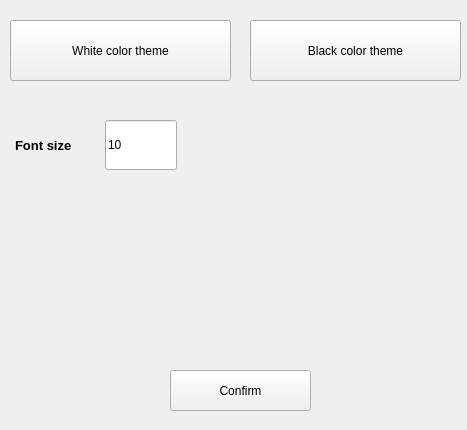
The window that settings.ui (jestsi/Info-of-file-g) describes before a commit, drawn with Qt 5.
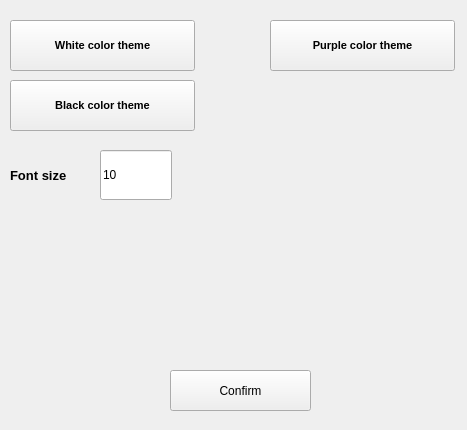
The same window after the commit.

Commit message: add purple theme and optimize

The edit to the form file:
```diff
--- a/settings.ui
+++ b/settings.ui
@@ -33,10 +33,17 @@
     <rect>
      <x>10</x>
      <y>20</y>
-     <width>221</width>
-     <height>61</height>
+     <width>185</width>
+     <height>51</height>
     </rect>
    </property>
+   <property name="font">
+    <font>
+     <pointsize>8</pointsize>
+     <weight>75</weight>
+     <bold>true</bold>
+    </font>
+   </property>
    <property name="cursor">
     <cursorShape>PointingHandCursor</cursorShape>
    </property>
@@ -47,12 +54,19 @@
   <widget class="QPushButton" name="pushButton_2">
    <property name="geometry">
     <rect>
-     <x>250</x>
-     <y>20</y>
-     <width>211</width>
-     <height>61</height>
+     <x>10</x>
+     <y>80</y>
+     <width>185</width>
+     <height>51</height>
     </rect>
    </property>
+   <property name="font">
+    <font>
+     <pointsize>8</pointsize>
+     <weight>75</weight>
+     <bold>true</bold>
+    </font>
+   </property>
    <property name="cursor">
     <cursorShape>PointingHandCursor</cursorShape>
    </property>
@@ -79,8 +93,8 @@
   <widget class="QLineEdit" name="lineEdit_font_size">
    <property name="geometry">
     <rect>
-     <x>105</x>
-     <y>120</y>
+     <x>100</x>
+     <y>150</y>
      <width>72</width>
      <height>50</height>
     </rect>
@@ -98,8 +112,8 @@
   <widget class="QLabel" name="label_font_size">
    <property name="geometry">
     <rect>
-     <x>15</x>
-     <y>120</y>
+     <x>10</x>
+     <y>150</y>
      <width>91</width>
      <height>51</height>
     </rect>
@@ -115,6 +129,29 @@
     <string>Font size</string>
    </property>
   </widget>
+  <widget class="QPushButton" name="pushButton_3">
+   <property name="geometry">
+    <rect>
+     <x>270</x>
+     <y>20</y>
+     <width>185</width>
+     <height>51</height>
+    </rect>
+   </property>
+   <property name="font">
+    <font>
+     <pointsize>8</pointsize>
+     <weight>75</weight>
+     <bold>true</bold>
+    </font>
+   </property>
+   <property name="cursor">
+    <cursorShape>PointingHandCursor</cursorShape>
+   </property>
+   <property name="text">
+    <string>Purple color theme</string>
+   </property>
+  </widget>
  </widget>
  <resources/>
  <connections/>
```
The commit also changes 7 other files.
